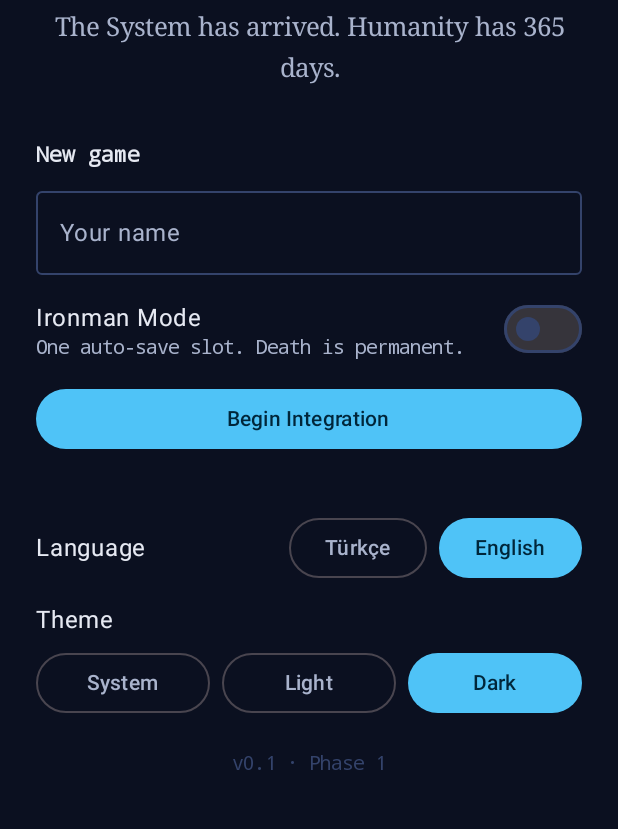
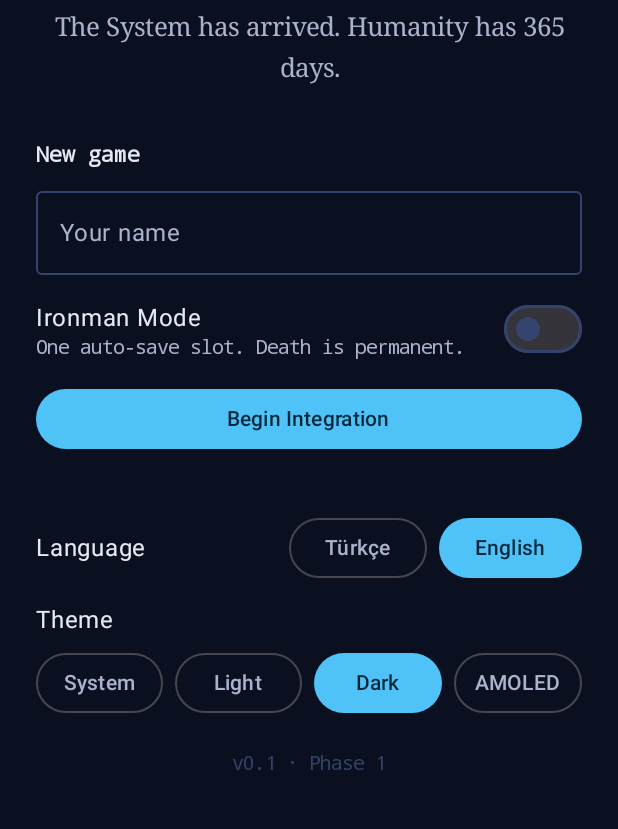
Before and after one commit to crzyxpo000-max/litrgparman, an Android app built with Jetpack Compose: the screen it shows after launch (MainActivity), after a tap on "Dark", on a phone screen of 412 x 824 dp, the part 202-1031 px from its top. Run offline under Robolectric (Android 15) with nearby library versions, the phone set to English and light mode, and no system bars; 2 other taps on this screen came first.

Commit message:
Arayüz: AMOLED (saf siyah) tema seçeneği
Co-Authored-By: Claude Opus 5.5 <noreply@anthropic.com>

```diff
--- a/app/src/main/kotlin/com/yukselis/protocol/data/Storage.kt
+++ b/app/src/main/kotlin/com/yukselis/protocol/data/Storage.kt
@@ -41,8 +41,8 @@ class FileSaveStorage(private val dir: File) : SaveStorage {
     }
 }
 
-/** Açık/koyu tema seçimi; SYSTEM cihaz ayarını izler. */
-enum class ThemeMode { SYSTEM, LIGHT, DARK }
+/** Tema seçimi; SYSTEM cihaz ayarını izler, AMOLED saf siyah koyu temadır. */
+enum class ThemeMode { SYSTEM, LIGHT, DARK, AMOLED }
 
 data class Settings(
     val typewriter: Boolean = true,
--- a/app/src/main/kotlin/com/yukselis/protocol/ui/App.kt
+++ b/app/src/main/kotlin/com/yukselis/protocol/ui/App.kt
@@ -74,9 +74,9 @@ fun App(viewModel: GameViewModel) {
         val dark = when (ui.settings.theme) {
             ThemeMode.SYSTEM -> isSystemInDarkTheme()
             ThemeMode.LIGHT -> false
-            ThemeMode.DARK -> true
+            ThemeMode.DARK, ThemeMode.AMOLED -> true
         }
-        YukselisTheme(dark = dark) {
+        YukselisTheme(dark = dark, amoled = ui.settings.theme == ThemeMode.AMOLED) {
             Surface(color = MaterialTheme.colorScheme.background, modifier = Modifier.fillMaxSize()) {
                 val scene = ui.scene
                 val status = ui.status
--- a/app/src/main/kotlin/com/yukselis/protocol/ui/more/MoreScreen.kt
+++ b/app/src/main/kotlin/com/yukselis/protocol/ui/more/MoreScreen.kt
@@ -2,6 +2,7 @@ package com.yukselis.protocol.ui.more
 
 import androidx.compose.foundation.layout.Arrangement
 import androidx.compose.foundation.layout.Column
+import androidx.compose.foundation.layout.PaddingValues
 import androidx.compose.foundation.layout.Row
 import androidx.compose.foundation.layout.Spacer
 import androidx.compose.foundation.layout.fillMaxSize
@@ -165,11 +166,15 @@ fun ThemePicker(current: ThemeMode, onPick: (ThemeMode) -> Unit, modifier: Modif
                 ThemeMode.SYSTEM to R.string.theme_system,
                 ThemeMode.LIGHT to R.string.theme_light,
                 ThemeMode.DARK to R.string.theme_dark,
+                ThemeMode.AMOLED to R.string.theme_amoled,
             ).forEach { (mode, label) ->
+                val padding = PaddingValues(horizontal = 4.dp, vertical = 8.dp)
                 if (mode == current) {
-                    Button(onClick = { }, modifier = Modifier.weight(1f)) { Text(stringResource(label), maxLines = 1) }
+                    Button(onClick = { }, contentPadding = padding, modifier = Modifier.weight(1f)) { Text(stringResource(label), maxLines = 1) }
                 } else {
-                    OutlinedButton(onClick = { onPick(mode) }, modifier = Modifier.weight(1f)) { Text(stringResource(label), maxLines = 1) }
+                    OutlinedButton(onClick = { onPick(mode) }, contentPadding = padding, modifier = Modifier.weight(1f)) {
+                        Text(stringResource(label), maxLines = 1)
+                    }
                 }
             }
         }
--- a/app/src/main/kotlin/com/yukselis/protocol/ui/theme/Theme.kt
+++ b/app/src/main/kotlin/com/yukselis/protocol/ui/theme/Theme.kt
@@ -25,6 +25,23 @@ private val DarkColors = darkColorScheme(
     surfaceVariant = Color(0xFF1B2540),
     onSurfaceVariant = Color(0xFFA9B3CC),
     outline = Color(0xFF34436B),
+)
+
+/**
+ * AMOLED: arka plan ve yüzeyler saf siyah. AMOLED ekranda siyah pikseller kapalıdır;
+ * pil tasarrufu ve en yüksek kontrast. Ayırıcı yüzeyler çok koyu gri kalır ki kartlar seçilebilsin.
+ */
+private val AmoledColors = DarkColors.copy(
+    background = Color.Black,
+    surface = Color.Black,
+    surfaceTint = Color.Black,
+    surfaceVariant = Color(0xFF101318),
+    surfaceContainerLowest = Color.Black,
+    surfaceContainerLow = Color(0xFF07080B),
+    surfaceContainer = Color(0xFF0A0C10),
+    surfaceContainerHigh = Color(0xFF101318),
+    surfaceContainerHighest = Color(0xFF151920),
+    outline = Color(0xFF2A3245),
 )
 
 private val LightColors = lightColorScheme(
@@ -73,9 +90,13 @@ fun noticeColor(kind: NoticeKind, rarity: Rarity?): Color {
 }
 
 @Composable
-fun YukselisTheme(dark: Boolean = isSystemInDarkTheme(), content: @Composable () -> Unit) {
+fun YukselisTheme(dark: Boolean = isSystemInDarkTheme(), amoled: Boolean = false, content: @Composable () -> Unit) {
     MaterialTheme(
-        colorScheme = if (dark) DarkColors else LightColors,
+        colorScheme = when {
+            !dark -> LightColors
+            amoled -> AmoledColors
+            else -> DarkColors
+        },
         typography = Typography(),
         content = content,
     )
--- a/app/src/main/res/values/strings.xml
+++ b/app/src/main/res/values/strings.xml
@@ -68,6 +68,7 @@
     <string name="theme_system">System</string>
     <string name="theme_light">Light</string>
     <string name="theme_dark">Dark</string>
+    <string name="theme_amoled">AMOLED</string>
     <string name="typewriter">Typewriter effect</string>
     <string name="haptics">Haptics</string>
     <string name="narrator_mode">AI narrator</string>
```
Also changed, not shown: 2 other files.
